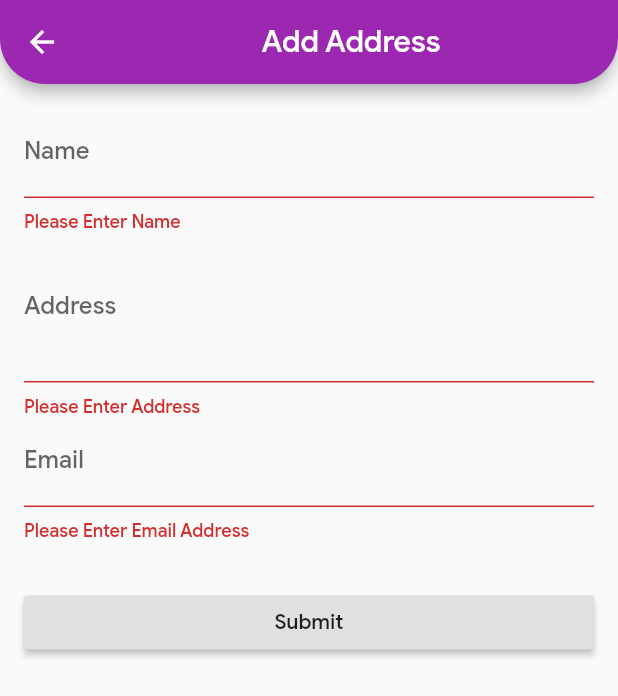
After one commit to aravindsputhoor/address-book, a Flutter app: the AddAddressScreen screen opened by its route, after a tap on "Submit", on a phone screen of 412 x 824 dp. The commit adds this screen. Shown: the top 696 px of the screen. Run offline on Flutter 3.47's test engine with Material 2 defaults, Android fonts, the phone set to English and light mode, and no system bars; our stand-ins replace email_validator.

Commit message:
Add Address screen desgin with validation

```diff
--- a/lib/main.dart
+++ b/lib/main.dart
@@ -1,5 +1,7 @@
+import 'package:AddressBook/screens/add_address_screen.dart';
 import 'package:AddressBook/screens/home_screen.dart';
 import 'package:flutter/material.dart';
+import 'package:provider/provider.dart';
 
 void main() {
   runApp(MyApp());
@@ -8,7 +10,9 @@ void main() {
 class MyApp extends StatelessWidget {
   @override
   Widget build(BuildContext context) {
-    return MaterialApp(
+    return MultiProvider(
+      providers: [],
+      child: MaterialApp(
         title: 'Address Book',
         theme: ThemeData(
           primarySwatch: Colors.purple,
@@ -17,7 +21,10 @@ class MyApp extends StatelessWidget {
           visualDensity: VisualDensity.adaptivePlatformDensity,
         ),
         home: HomeScreen(),
-      routes: {},
+        routes: {
+          AddAddressScreen.routeName: (ctx) => AddAddressScreen(),
+        },
+      ),
     );
   }
 }
--- /dev/null
+++ b/lib/providers/address.dart
@@ -0,0 +1,19 @@
+import 'package:flutter/material.dart';
+
+import 'package:http/http.dart' as http;
+
+class AddressData {
+  final String name;
+  final String address;
+  final String email;
+
+  AddressData({
+    @required this.name,
+    @required this.address,
+    @required this.email,
+  });
+}
+
+class Address with ChangeNotifier {
+  Future<void> addAddress(AddressData address) {}
+}
--- /dev/null
+++ b/lib/screens/add_address_screen.dart
@@ -0,0 +1,100 @@
+import 'package:flutter/material.dart';
+import 'package:email_validator/email_validator.dart';
+
+class AddAddressScreen extends StatefulWidget {
+  static const routeName = '/addaddress';
+
+  @override
+  _AddAddressScreenState createState() => _AddAddressScreenState();
+}
+
+class _AddAddressScreenState extends State<AddAddressScreen> {
+  final _nameFocusNode = FocusNode();
+  final _addressFocusNode = FocusNode();
+  final _emailFocusNode = FocusNode();
+  final _form = GlobalKey<FormState>();
+
+  void _saveForm() {
+    final isValid = _form.currentState.validate();
+    if (!isValid) {
+      return;
+    }
+    _form.currentState.save();
+  }
+
+  @override
+  Widget build(BuildContext context) {
+    return Scaffold(
+      appBar: AppBar(
+        title: Center(child: Text('Add Address')),
+        shape: RoundedRectangleBorder(
+          borderRadius: BorderRadius.vertical(
+            bottom: Radius.circular(30),
+          ),
+        ),
+      ),
+      body: Padding(
+        padding: const EdgeInsets.all(16.0),
+        child: Form(
+          key: _form,
+          child: ListView(
+            children: [
+              TextFormField(
+                focusNode: _nameFocusNode,
+                decoration: InputDecoration(labelText: 'Name'),
+                onFieldSubmitted: (_) {
+                  FocusScope.of(context).requestFocus(_addressFocusNode);
+                },
+                validator: (value) {
+                  if (value.isEmpty) {
+                    return 'Please Enter Name';
+                  } else {
+                    return null;
+                  }
+                },
+              ),
+              TextFormField(
+                focusNode: _addressFocusNode,
+                textInputAction: TextInputAction.next,
+                onFieldSubmitted: (_) {
+                  FocusScope.of(context).requestFocus(_emailFocusNode);
+                },
+                decoration: InputDecoration(labelText: 'Address'),
+                maxLines: 3,
+                validator: (value) {
+                  if (value.isEmpty) {
+                    return 'Please Enter Address';
+                  } else {
+                    return null;
+                  }
+                },
+              ),
+              TextFormField(
+                focusNode: _emailFocusNode,
+                textInputAction: TextInputAction.next,
+                decoration: InputDecoration(labelText: 'Email'),
+                validator: (value) {
+                  if (value.isEmpty) {
+                    return 'Please Enter Email Address';
+                  }
+                  if (!EmailValidator.validate(value)) {
+                    return 'Please enter a valid email';
+                  } else {
+                    return null;
+                  }
+                },
+              ),
+              Container(
+                height: 30,
+              ),
+              RaisedButton(
+                child: Text('Submit'),
+                onPressed: _saveForm,
+              ),
+            ],
+          ),
+        ),
+      ),
+    );
+  }
+}
--- a/lib/screens/home_screen.dart
+++ b/lib/screens/home_screen.dart
@@ -1,3 +1,4 @@
+import 'package:AddressBook/screens/add_address_screen.dart';
 import 'package:AddressBook/widgets/app_drawer.dart';
 import 'package:flutter/material.dart';
 
@@ -20,7 +21,9 @@ class HomeScreen extends StatelessWidget {
         child: Icon(
           Icons.add,
         ),
-        onPressed: () {},
+        onPressed: () {
+          Navigator.of(context).pushNamed(AddAddressScreen.routeName);
+        },
       ),
     );
   }
--- a/pubspec.yaml
+++ b/pubspec.yaml
@@ -23,6 +23,9 @@ environment:
 dependencies:
   flutter:
     sdk: flutter
+  email_validator: '^1.0.0'
+  provider: ^4.3.2+3
+  http: ^0.12.2
 
 
   # The following adds the Cupertino Icons font to your application.
```
Also changed, not shown: pubspec.lock. Lines whose indentation alone changed are shown as unchanged.
